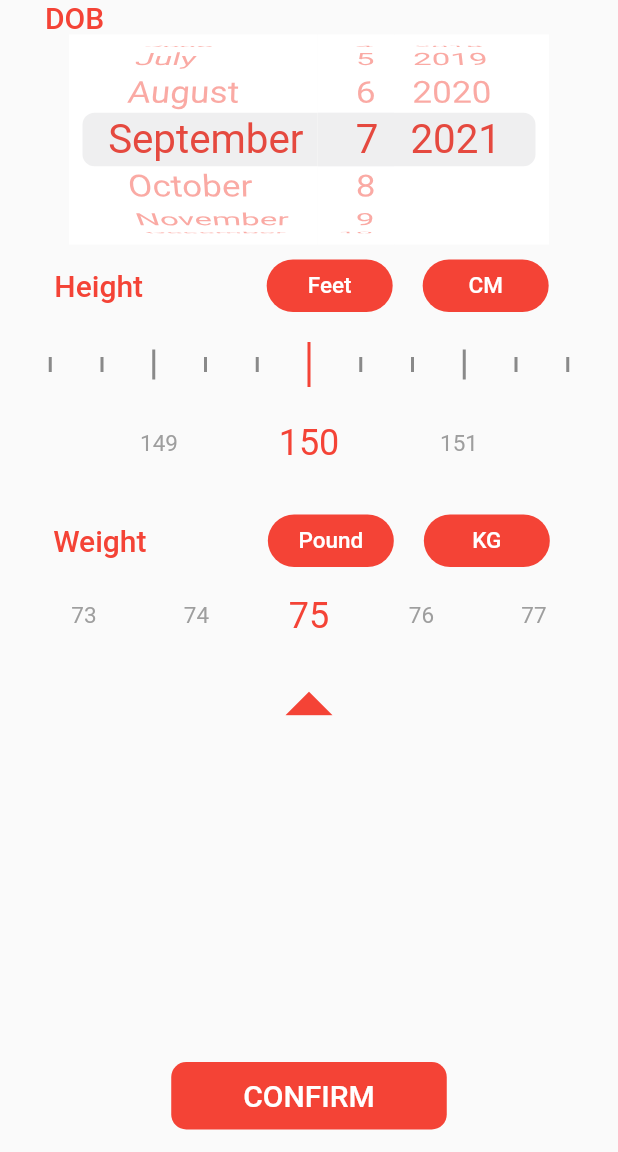
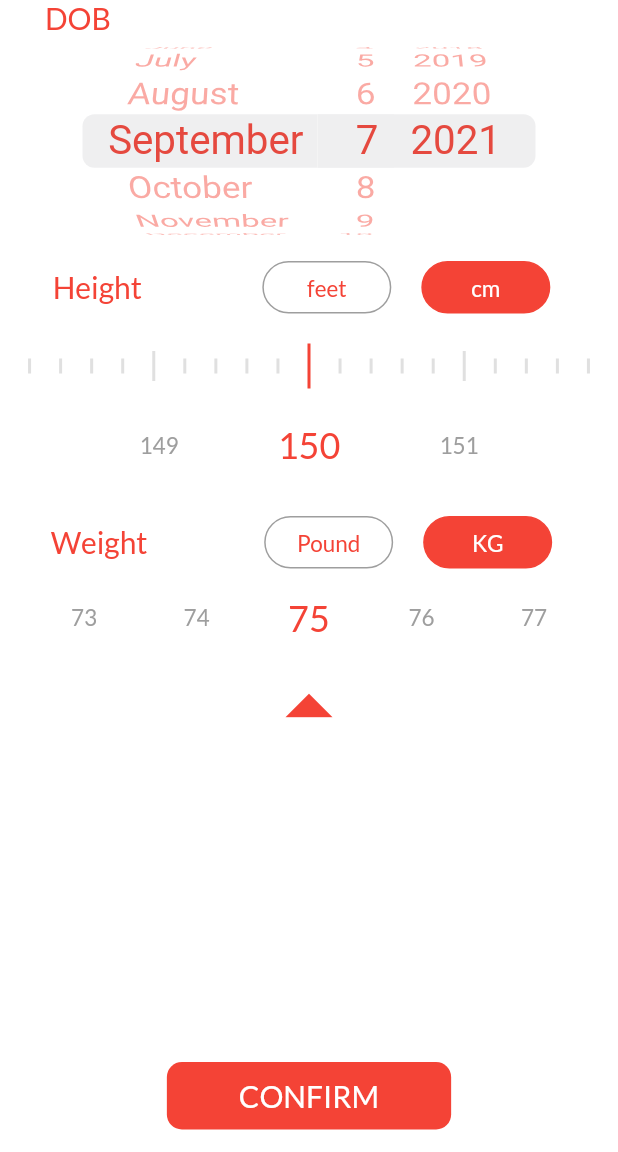
Before and after one commit to rakshit138/Rakshit_UI_challenge, a Flutter app: the screen it shows after launch, on a phone screen of 412 x 824 dp, the part 84-1236 px from its top. Run offline on Flutter 3.47's test engine with Material 2 defaults, Android fonts, the phone set to English and light mode, and no system bars; drawn by our look-alikes of numberpicker; our stand-ins replace google_fonts.

Commit message:
Final changes

```diff
--- /dev/null
+++ b/lib/DialogBox.dart
@@ -0,0 +1,33 @@
+import 'package:flutter/material.dart';
+import 'main.dart';
+
+showAlertDialog(BuildContext context) {
+  Widget okButton = TextButton(
+    child: Text("Confirm"),
+    onPressed: () {
+      Navigator.pop(context);
+    },
+  );
+
+  AlertDialog alert = AlertDialog(
+    elevation: 20,
+    title: Text("My Information...."),
+    content: Column(
+      children: [
+        Text('Date of birth: ${dt.day}-${dt.month}-${dt.year}'),
+        Text('Weight: $wt'),
+        Text('Height: $ht'),
+      ],
+    ),
+    actions: [
+      okButton,
+    ],
+  );
+
+  showDialog(
+    context: context,
+    builder: (BuildContext context) {
+      return alert;
+    },
+  );
+}
--- /dev/null
+++ b/lib/constants.dart
@@ -0,0 +1,28 @@
+import 'package:flutter/material.dart';
+
+const kActiveCardColour = Colors.red;
+const kInactiveCardColour = Colors.white;
+
+const kTitleTextStyle = TextStyle(
+  color: Colors.red,
+  fontSize: 20,
+  fontWeight: FontWeight.w500,
+);
+
+Container tick1 = Container(
+  color: Colors.grey.shade300,
+  height: 10,
+  width: 2,
+);
+Container tick2 = Container(
+  color: Colors.grey.shade300,
+  height: 20,
+  width: 2,
+);
+
+Container tick3 = Container(
+  alignment: Alignment.topCenter,
+  color: Colors.red,
+  height: 30,
+  width: 2,
+);
--- a/lib/datePicker.dart
+++ b/lib/datePicker.dart
@@ -1,5 +1,6 @@
 import 'package:flutter/cupertino.dart';
 import 'package:flutter/material.dart';
+import 'main.dart';
 
 class DatePickerPage extends StatefulWidget {
   @override
@@ -35,8 +36,10 @@ class _DatePickerPageState extends State<DatePickerPage> {
             maximumYear: DateTime.now().year,
             initialDateTime: dateTime,
             mode: CupertinoDatePickerMode.date,
-            onDateTimeChanged: (dateTime) =>
-                setState(() => this.dateTime = dateTime),
+            onDateTimeChanged: (dateTime) => setState(() {
+              this.dateTime = dateTime;
+              dt = dateTime;
+            }),
           ),
         ),
       );
--- a/lib/main.dart
+++ b/lib/main.dart
@@ -1,7 +1,24 @@
 import 'package:flutter/cupertino.dart';
 import 'package:flutter/material.dart';
 import 'package:numberpicker/numberpicker.dart';
+import 'package:google_fonts/google_fonts.dart';
+import 'package:ui_challenge/constants.dart';
 import 'datePicker.dart';
+import 'DialogBox.dart';
+
+DateTime dt = DateTime.now();
+int wt = 50;
+int ht = 160;
+
+enum Height {
+  feet,
+  cm,
+}
+
+enum Weight {
+  pound,
+  kg,
+}
 
 void main() {
   runApp(new ExampleApp());
@@ -12,8 +29,13 @@ class ExampleApp extends StatelessWidget {
   Widget build(BuildContext context) {
     return MaterialApp(
       title: 'About ME',
-      theme:
-          ThemeData(primarySwatch: Colors.red, backgroundColor: Colors.white),
+      theme: ThemeData(
+        primarySwatch: Colors.red,
+        scaffoldBackgroundColor: Colors.white,
+        textTheme: GoogleFonts.latoTextTheme(
+          Theme.of(context).textTheme,
+        ),
+      ),
       home: MyHomePage(),
     );
   }
@@ -40,8 +62,7 @@ class _MyHomePageState extends State<MyHomePage> {
           color: Colors.red,
         ),
       ),
-      body: SafeArea(
-        child: Column(
+      body: Column(
           mainAxisSize: MainAxisSize.max,
           mainAxisAlignment: MainAxisAlignment.spaceBetween,
           children: [
@@ -75,13 +96,14 @@ class _MyHomePageState extends State<MyHomePage> {
               decoration: BoxDecoration(
                   borderRadius: BorderRadius.circular(10), color: Colors.red),
               child: TextButton(
-                  onPressed: () {},
+                onPressed: () {
+                  showAlertDialog(context);
+                },
                 child: Text('CONFIRM',
                     style: TextStyle(fontSize: 20, color: Colors.white)),
               ),
             ),
           ]),
-      ),
     );
   }
 }
@@ -94,31 +116,67 @@ class _HeightSlider extends StatefulWidget {
 }
 
 class __HeightSliderState extends State<_HeightSlider> {
+  Height selectedHeight = Height.cm;
   int _currentHorizontalIntValue = 150;
   @override
   Widget build(BuildContext context) {
     return Column(
-      children: [
+      children: <Widget>[
         Row(
           mainAxisAlignment: MainAxisAlignment.spaceAround,
           children: [
             Text(
               'Height',
-              style: TextStyle(
-                  color: Colors.red, fontSize: 20, fontWeight: FontWeight.w500),
+              style: kTitleTextStyle,
             ),
             Row(mainAxisAlignment: MainAxisAlignment.spaceEvenly, children: [
+              //    child: ReusableCard(
+              //      onPress: () {
+              //        setState(() {
+              //          selectedHeight = Height.feet;
+              //        });
+              //      },
+              //      colour: selectedHeight == Height.feet
+              //          ? kActiveCardColour
+              //          : kInactiveCardColour,
+              //      cardChild: Text(
+              //        'Feet',
+              //      ),
+              //    ),
+
               Container(
                 height: 35,
                 margin: EdgeInsets.all(10),
                 padding: EdgeInsets.symmetric(vertical: 0, horizontal: 10),
                 decoration: BoxDecoration(
-                    borderRadius: BorderRadius.circular(20), color: Colors.red),
+                  border: Border.all(
+                    color: selectedHeight == Height.feet
+                        ? kActiveCardColour
+                        : Colors.grey,
+                  ),
+                  borderRadius: BorderRadius.circular(20),
+                  color: selectedHeight == Height.feet
+                      ? kActiveCardColour
+                      : kInactiveCardColour,
+                ),
                 child: TextButton(
-                  onPressed: null,
-                  child: Text(
-                    'Feet',
-                    style: TextStyle(color: Colors.white, fontSize: 15),
+                  onPressed: () {
+                    setState(() {
+                      selectedHeight = Height.feet;
+                    });
+                  },
+                  style: TextButton.styleFrom(
+                    primary: selectedHeight == Height.feet
+                        ? kActiveCardColour
+                        : kInactiveCardColour,
+                  ),
+                  child: Text('feet',
+                      style: TextStyle(
+                        fontSize: 15.0,
+                        color: selectedHeight == Height.feet
+                            ? kInactiveCardColour
+                            : kActiveCardColour,
+                      ) //kLabelTextStyle,
                       ),
                 ),
               ),
@@ -127,13 +185,34 @@ class __HeightSliderState extends State<_HeightSlider> {
                 margin: EdgeInsets.all(10),
                 padding: EdgeInsets.symmetric(vertical: 0, horizontal: 10),
                 decoration: BoxDecoration(
-                    borderRadius: BorderRadius.circular(20), color: Colors.red),
+                  border: Border.all(
+                    color: selectedHeight == Height.cm
+                        ? kActiveCardColour
+                        : Colors.grey,
+                  ),
+                  borderRadius: BorderRadius.circular(20),
+                  color: selectedHeight == Height.cm
+                      ? kActiveCardColour
+                      : kInactiveCardColour,
+                ),
                 child: TextButton(
-                  onPressed: null,
-                  child: Text(
-                    'CM',
-                    style: TextStyle(color: Colors.white, fontSize: 15),
+                  onPressed: () {
+                    setState(() {
+                      selectedHeight = Height.cm;
+                    });
+                  },
+                  style: TextButton.styleFrom(
+                    primary: selectedHeight == Height.cm
+                        ? kActiveCardColour
+                        : kInactiveCardColour,
                   ),
+                  child: Text('cm',
+                      style: TextStyle(
+                        fontSize: 15.0,
+                        color: selectedHeight == Height.cm
+                            ? kInactiveCardColour
+                            : kActiveCardColour,
+                      )),
                 ),
               ),
             ])
@@ -144,72 +223,25 @@ class __HeightSliderState extends State<_HeightSlider> {
           child: Row(
             mainAxisAlignment: MainAxisAlignment.spaceEvenly,
             children: [
-              Container(
-                alignment: Alignment.topCenter,
-                color: Colors.black45,
-                height: 10,
-                width: 2,
-              ),
-              Container(
-                alignment: Alignment.topCenter,
-                color: Colors.black45,
-                height: 10,
-                width: 2,
-              ),
-              Container(
-                alignment: Alignment.topCenter,
-                color: Colors.black45,
-                height: 20,
-                width: 2,
-              ),
-              Container(
-                alignment: Alignment.topCenter,
-                color: Colors.black45,
-                height: 10,
-                width: 2,
-              ),
-              Container(
-                alignment: Alignment.topCenter,
-                color: Colors.black45,
-                height: 10,
-                width: 2,
-              ),
-              Container(
-                alignment: Alignment.topCenter,
-                color: Colors.red,
-                height: 30,
-                width: 2,
-              ),
-              Container(
-                alignment: Alignment.topCenter,
-                color: Colors.black45,
-                height: 10,
-                width: 2,
-              ),
-              Container(
-                alignment: Alignment.topCenter,
-                color: Colors.black45,
-                height: 10,
-                width: 2,
-              ),
-              Container(
-                alignment: Alignment.topCenter,
-                color: Colors.black45,
-                height: 20,
-                width: 2,
-              ),
-              Container(
-                alignment: Alignment.topCenter,
-                color: Colors.black45,
-                height: 10,
-                width: 2,
-              ),
-              Container(
-                alignment: Alignment.topCenter,
-                color: Colors.black45,
-                height: 10,
-                width: 2,
-              ),
+              tick1,
+              tick1,
+              tick1,
+              tick1,
+              tick2,
+              tick1,
+              tick1,
+              tick1,
+              tick1,
+              tick3,
+              tick1,
+              tick1,
+              tick1,
+              tick1,
+              tick2,
+              tick1,
+              tick1,
+              tick1,
+              tick1
             ],
           ),
         ),
@@ -224,7 +256,10 @@ class __HeightSliderState extends State<_HeightSlider> {
             textStyle: TextStyle(fontSize: 15, color: Colors.grey),
             axis: Axis.horizontal,
             onChanged: (value) {
-              setState(() => _currentHorizontalIntValue = value);
+              setState(() {
+                _currentHorizontalIntValue = value;
+                ht = value;
+              });
               // print(_currentHorizontalIntValue);
             }),
       ],
@@ -240,6 +275,7 @@ class _WeightSlider extends StatefulWidget {
 }
 
 class __WeightSliderState extends State<_WeightSlider> {
+  Weight selectedWeight = Weight.kg;
   int _currentValue = 75;
   @override
   Widget build(BuildContext context) {
@@ -252,8 +288,7 @@ class __WeightSliderState extends State<_WeightSlider> {
           children: [
             Text(
               'Weight',
-              style: TextStyle(
-                  color: Colors.red, fontSize: 20, fontWeight: FontWeight.w500),
+              style: kTitleTextStyle,
             ),
             Row(mainAxisAlignment: MainAxisAlignment.spaceEvenly, children: [
               Container(
@@ -261,27 +296,68 @@ class __WeightSliderState extends State<_WeightSlider> {
                 margin: EdgeInsets.all(10),
                 padding: EdgeInsets.symmetric(vertical: 0, horizontal: 10),
                 decoration: BoxDecoration(
-                    borderRadius: BorderRadius.circular(20), color: Colors.red),
+                  border: Border.all(
+                    color: selectedWeight == Weight.pound
+                        ? kActiveCardColour
+                        : Colors.grey,
+                  ),
+                  borderRadius: BorderRadius.circular(20),
+                  color: selectedWeight == Weight.pound
+                      ? kActiveCardColour
+                      : kInactiveCardColour,
+                ),
                 child: TextButton(
-                  onPressed: null,
-                  child: Text(
-                    'Pound',
-                    style: TextStyle(color: Colors.white, fontSize: 15),
+                  onPressed: () {
+                    setState(() {
+                      selectedWeight = Weight.pound;
+                    });
+                  },
+                  style: TextButton.styleFrom(
+                    primary: selectedWeight == Weight.pound
+                        ? kActiveCardColour
+                        : kInactiveCardColour,
                   ),
+                  child: Text('Pound',
+                      style: TextStyle(
+                        fontSize: 15.0,
+                        color: selectedWeight == Weight.pound
+                            ? kInactiveCardColour
+                            : kActiveCardColour,
+                      )),
                 ),
               ),
               Container(
                 height: 35,
                 margin: EdgeInsets.all(10),
-                padding: EdgeInsets.symmetric(vertical: 0, horizontal: 10),
+                padding: EdgeInsets.symmetric(horizontal: 10),
                 decoration: BoxDecoration(
-                    borderRadius: BorderRadius.circular(20), color: Colors.red),
+                  border: Border.all(
+                    color: selectedWeight == Weight.kg
+                        ? kActiveCardColour
+                        : Colors.grey,
+                  ),
+                  borderRadius: BorderRadius.circular(20),
+                  color:
+                      selectedWeight == Weight.kg ? Colors.red : Colors.white,
+                ),
                 child: TextButton(
-                  onPressed: null,
-                  child: Text(
-                    'KG',
-                    style: TextStyle(color: Colors.white, fontSize: 15),
+                  onPressed: () {
+                    setState(() {
+                      selectedWeight = Weight.kg;
+                    });
+                  },
+                  style: TextButton.styleFrom(
+                    primary: selectedWeight == Weight.kg
+                        ? kActiveCardColour
+                        : kInactiveCardColour,
                   ),
+                  child: Text('KG',
+                      style: TextStyle(
+                        fontSize: 15.0,
+                        color: selectedWeight == Weight.kg
+                            ? kInactiveCardColour
+                            : kActiveCardColour,
+                      )),
                 ),
               ),
             ])
@@ -290,7 +366,7 @@ class __WeightSliderState extends State<_WeightSlider> {
         NumberPicker(
             value: _currentValue,
             minValue: 20,
-            maxValue: 120,
+            maxValue: 160,
             step: 1,
             itemCount: 5,
             itemWidth: 75,
@@ -298,7 +374,10 @@ class __WeightSliderState extends State<_WeightSlider> {
             textStyle: TextStyle(fontSize: 15, color: Colors.grey),
             axis: Axis.horizontal,
             onChanged: (value) {
-              setState(() => _currentValue = value);
+              setState(() {
+                _currentValue = value;
+                wt = value;
+              });
               //print(_currentValue);
             }),
       ],
--- a/pubspec.yaml
+++ b/pubspec.yaml
@@ -30,6 +30,7 @@ dependencies:
   cupertino_icons: ^1.0.2
   numberpicker: ^2.1.1
   flutter_cupertino_date_picker: ^1.0.26+2
+  google_fonts: ^2.1.0
 
 
 dev_dependencies:
```
Also changed, not shown: pubspec.lock. Lines whose indentation alone changed are shown as unchanged.
